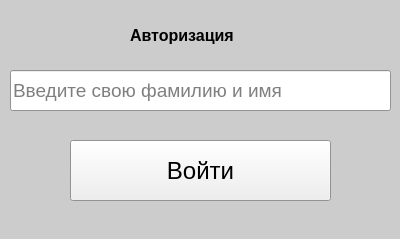
The window that login.ui (AnGREATern/kanbaner) describes before a commit, drawn with Qt 5.
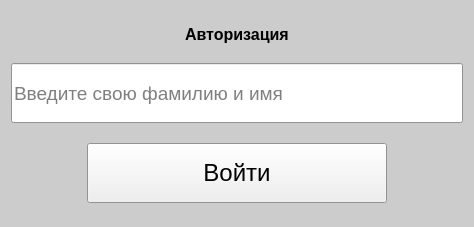
The same window after the commit.

```diff
--- a/login.ui
+++ b/login.ui
@@ -6,8 +6,8 @@
    <rect>
     <x>0</x>
     <y>0</y>
-    <width>400</width>
-    <height>239</height>
+    <width>474</width>
+    <height>227</height>
    </rect>
   </property>
   <property name="palette">
@@ -77,36 +77,37 @@
   <property name="windowTitle">
    <string>Вход</string>
   </property>
-  <widget class="QLineEdit" name="le_login">
-   <property name="geometry">
-    <rect>
-     <x>10</x>
-     <y>70</y>
-     <width>381</width>
-     <height>41</height>
-    </rect>
-   </property>
-   <property name="font">
-    <font>
-     <pointsize>14</pointsize>
-    </font>
-   </property>
-   <property name="text">
-    <string/>
-   </property>
-   <property name="placeholderText">
-    <string>Введите свою фамилию и имя</string>
-   </property>
-  </widget>
+  <layout class="QVBoxLayout" name="verticalLayout">
+   <item>
+    <spacer name="verticalSpacer_3">
+     <property name="orientation">
+      <enum>Qt::Vertical</enum>
+     </property>
+     <property name="sizeHint" stdset="0">
+      <size>
+       <width>20</width>
+       <height>40</height>
+      </size>
+     </property>
+    </spacer>
+   </item>
+   <item>
+    <layout class="QHBoxLayout" name="horizontalLayout">
+     <item>
+      <spacer name="horizontalSpacer">
+       <property name="orientation">
+        <enum>Qt::Horizontal</enum>
+       </property>
+       <property name="sizeHint" stdset="0">
+        <size>
+         <width>40</width>
+         <height>20</height>
+        </size>
+       </property>
+      </spacer>
+     </item>
+     <item>
   <widget class="QLabel" name="label">
-   <property name="geometry">
-    <rect>
-     <x>130</x>
-     <y>20</y>
-     <width>221</width>
-     <height>31</height>
-    </rect>
-   </property>
    <property name="font">
     <font>
      <pointsize>12</pointsize>
@@ -118,14 +119,91 @@
     <string>Авторизация</string>
    </property>
   </widget>
+     </item>
+     <item>
+      <spacer name="horizontalSpacer_2">
+       <property name="orientation">
+        <enum>Qt::Horizontal</enum>
+       </property>
+       <property name="sizeHint" stdset="0">
+        <size>
+         <width>40</width>
+         <height>20</height>
+        </size>
+       </property>
+      </spacer>
+     </item>
+    </layout>
+   </item>
+   <item>
+    <spacer name="verticalSpacer">
+     <property name="orientation">
+      <enum>Qt::Vertical</enum>
+     </property>
+     <property name="sizeHint" stdset="0">
+      <size>
+       <width>20</width>
+       <height>40</height>
+      </size>
+     </property>
+    </spacer>
+   </item>
+   <item>
+    <widget class="QLineEdit" name="le_login">
+     <property name="minimumSize">
+      <size>
+       <width>0</width>
+       <height>60</height>
+      </size>
+     </property>
+     <property name="font">
+      <font>
+       <pointsize>14</pointsize>
+      </font>
+     </property>
+     <property name="text">
+      <string/>
+     </property>
+     <property name="placeholderText">
+      <string>Введите свою фамилию и имя</string>
+     </property>
+    </widget>
+   </item>
+   <item>
+    <spacer name="verticalSpacer_2">
+     <property name="orientation">
+      <enum>Qt::Vertical</enum>
+     </property>
+     <property name="sizeHint" stdset="0">
+      <size>
+       <width>20</width>
+       <height>40</height>
+      </size>
+     </property>
+    </spacer>
+   </item>
+   <item>
+    <layout class="QHBoxLayout" name="horizontalLayout_2">
+     <item>
+      <spacer name="horizontalSpacer_3">
+       <property name="orientation">
+        <enum>Qt::Horizontal</enum>
+       </property>
+       <property name="sizeHint" stdset="0">
+        <size>
+         <width>40</width>
+         <height>20</height>
+        </size>
+       </property>
+      </spacer>
+     </item>
+     <item>
   <widget class="QPushButton" name="pb_login">
-   <property name="geometry">
-    <rect>
-     <x>70</x>
-     <y>140</y>
-     <width>261</width>
-     <height>61</height>
-    </rect>
+       <property name="minimumSize">
+        <size>
+         <width>300</width>
+         <height>60</height>
+        </size>
    </property>
    <property name="font">
     <font>
@@ -136,6 +214,36 @@
     <string>Войти</string>
    </property>
   </widget>
+     </item>
+     <item>
+      <spacer name="horizontalSpacer_4">
+       <property name="orientation">
+        <enum>Qt::Horizontal</enum>
+       </property>
+       <property name="sizeHint" stdset="0">
+        <size>
+         <width>40</width>
+         <height>20</height>
+        </size>
+       </property>
+      </spacer>
+     </item>
+    </layout>
+   </item>
+   <item>
+    <spacer name="verticalSpacer_4">
+     <property name="orientation">
+      <enum>Qt::Vertical</enum>
+     </property>
+     <property name="sizeHint" stdset="0">
+      <size>
+       <width>20</width>
+       <height>40</height>
+      </size>
+     </property>
+    </spacer>
+   </item>
+  </layout>
  </widget>
  <resources/>
  <connections/>
```
Lines whose indentation alone changed are shown as unchanged.
